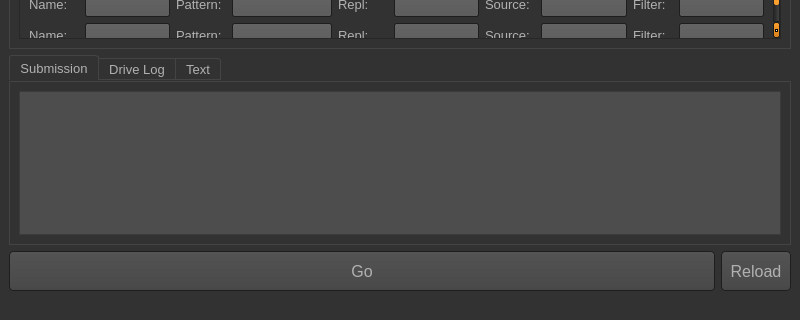
First picture: the form in submission.ui, repository jrsndl/SubmissionHelper, before the edit; both pictures show x 0 to 800 and y 280 to 600 of the 800 by 600 pixel window.
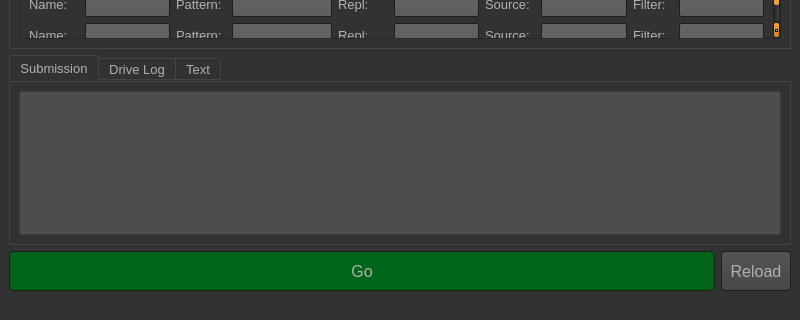
Second picture: the form after the edit. The open tabs and pages were chosen to show the change. Icons and pictures are not drawn.

```diff
--- a/submission.ui
+++ b/submission.ui
@@ -7929,6 +7929,9 @@
             <property name="autoFillBackground">
              <bool>false</bool>
             </property>
+            <property name="styleSheet">
+             <string notr="true">background-color: rgb(0, 100, 25);</string>
+            </property>
             <property name="text">
              <string>Go</string>
             </property>
```
Left out of the diff: 4 changed lines with no effect on the pictures.
